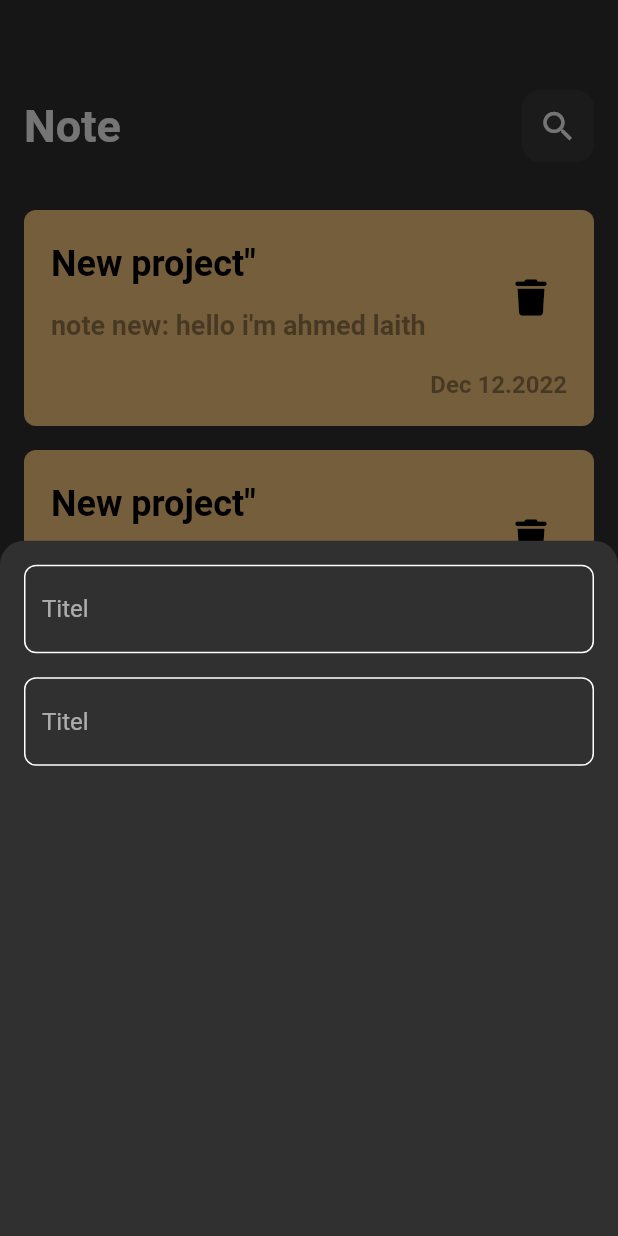
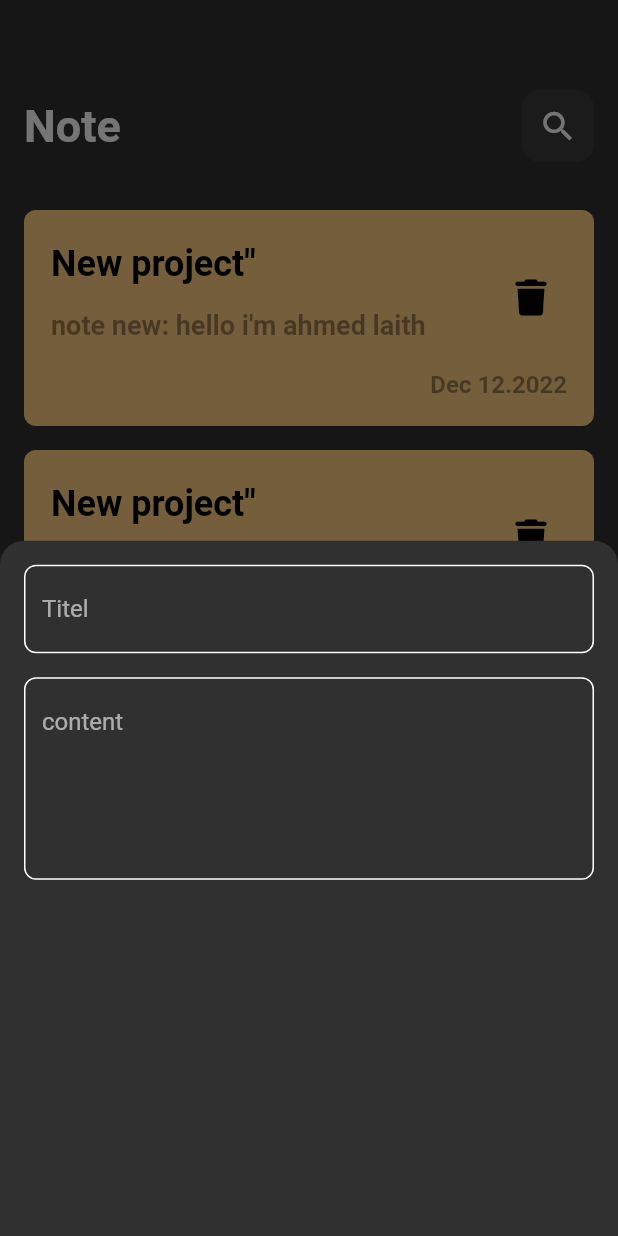
Before and after one commit to AhmedLAith1/NoteApp, a Flutter app: the screen it shows after launch, after a tap on the "add" icon, on a phone screen of 412 x 824 dp. Run offline on Flutter 3.47's test engine with Material 2 defaults, Android fonts, the phone set to English and light mode, and no system bars; our stand-ins replace font_awesome_flutter.

Commit message:
creat edit note view

```diff
--- a/lib/main.dart
+++ b/lib/main.dart
@@ -11,6 +11,7 @@ class NoteApp extends StatelessWidget {
   @override
   Widget build(BuildContext context) {
     return MaterialApp(
+      debugShowCheckedModeBanner: false,
       theme: ThemeData(brightness: Brightness.dark),
       home: NotesView(),
     );
--- a/lib/views/widgets/custom_note_item.dart
+++ b/lib/views/widgets/custom_note_item.dart
@@ -1,13 +1,25 @@
 import 'package:flutter/cupertino.dart';
 import 'package:flutter/material.dart';
 import 'package:font_awesome_flutter/font_awesome_flutter.dart';
+import 'package:note_app/views/edit_note_view.dart';
 
 class NoteItem extends StatelessWidget {
   const NoteItem({super.key});
 
   @override
   Widget build(BuildContext context) {
-    return Padding(
+    return GestureDetector(
+      onTap: () {
+        Navigator.push(
+          context,
+          MaterialPageRoute(
+            builder: (context) {
+              return const EditNoteView();
+            },
+          ),
+        );
+      },
+      child: Padding(
         padding: const EdgeInsets.only(left: 16.0, right: 16.0, top: 16),
         child: Container(
           padding: const EdgeInsets.all(
@@ -62,6 +74,7 @@ class NoteItem extends StatelessWidget {
             ],
           ),
         ),
+      ),
     );
   }
 }
--- a/lib/views/widgets/custom_text_field.dart
+++ b/lib/views/widgets/custom_text_field.dart
@@ -4,14 +4,16 @@ import 'package:flutter/src/widgets/framework.dart';
 import 'package:note_app/constans.dart';
 
 class CustomTextField extends StatelessWidget {
-  const CustomTextField({super.key});
-
+  const CustomTextField({super.key, required this.hint, this.maxLine = 1});
+  final String hint;
+  final int maxLine;
   @override
   Widget build(BuildContext context) {
     return TextField(
+      maxLines: maxLine,
       cursorColor: kPrimaryColor,
       decoration: InputDecoration(
-        hintText: 'Titel',
+        hintText: hint,
         border: buildborder(),
         enabledBorder: buildborder(),
         focusedBorder: buildborder(kPrimaryColor),
```
Also changed, not shown: lib/views/edit_note_view.dart (added, +15 -0 lines), lib/views/widgets/edit_view_body.dart (added, +11 -0 lines). Lines whose indentation alone changed are shown as unchanged.
